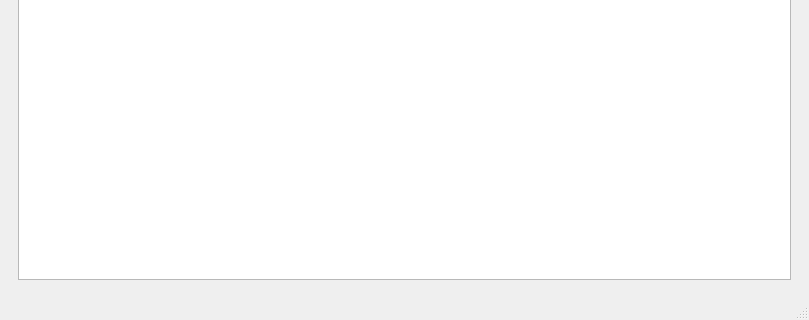
Old version of the form mainwindow.ui in the repository skni-kod/TournamentAppDesktop; both pictures show x 0 to 809 and y 211 to 531 of the 809 by 531 pixel window.
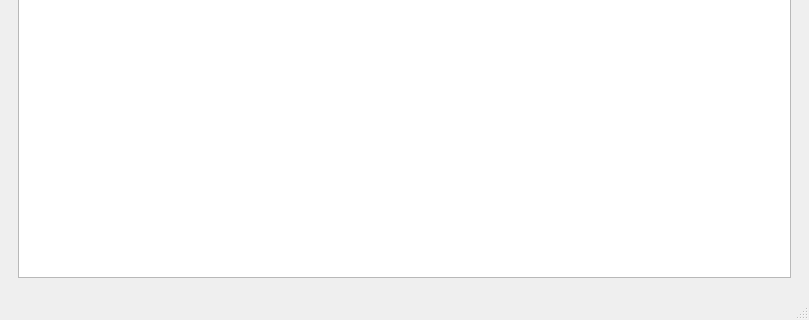
New version of the form.

```diff
--- a/mainwindow.ui
+++ b/mainwindow.ui
@@ -10,6 +10,12 @@
     <height>531</height>
    </rect>
   </property>
+  <property name="sizePolicy">
+   <sizepolicy hsizetype="Preferred" vsizetype="Preferred">
+    <horstretch>0</horstretch>
+    <verstretch>0</verstretch>
+   </sizepolicy>
+  </property>
   <property name="minimumSize">
    <size>
     <width>600</width>
@@ -273,6 +279,12 @@
        </layout>
       </widget>
       <widget class="QWidget" name="page_2">
+       <property name="sizePolicy">
+        <sizepolicy hsizetype="Preferred" vsizetype="Preferred">
+         <horstretch>0</horstretch>
+         <verstretch>0</verstretch>
+        </sizepolicy>
+       </property>
        <layout class="QVBoxLayout" name="verticalLayout">
         <item>
          <layout class="QHBoxLayout" name="horizontalLayout_3">
@@ -390,7 +402,39 @@
          </layout>
         </item>
         <item>
-         <widget class="QGraphicsView" name="graphicsView"/>
+         <widget class="QGraphicsView" name="graphicsView">
+          <property name="sizePolicy">
+           <sizepolicy hsizetype="Fixed" vsizetype="Fixed">
+            <horstretch>0</horstretch>
+            <verstretch>0</verstretch>
+           </sizepolicy>
+          </property>
+          <property name="minimumSize">
+           <size>
+            <width>773</width>
+            <height>425</height>
+           </size>
+          </property>
+          <property name="maximumSize">
+           <size>
+            <width>773</width>
+            <height>425</height>
+           </size>
+          </property>
+         </widget>
+        </item>
+        <item>
+         <spacer name="verticalSpacer_2">
+          <property name="orientation">
+           <enum>Qt::Vertical</enum>
+          </property>
+          <property name="sizeHint" stdset="0">
+           <size>
+            <width>20</width>
+            <height>40</height>
+           </size>
+          </property>
+         </spacer>
         </item>
        </layout>
       </widget>
```
